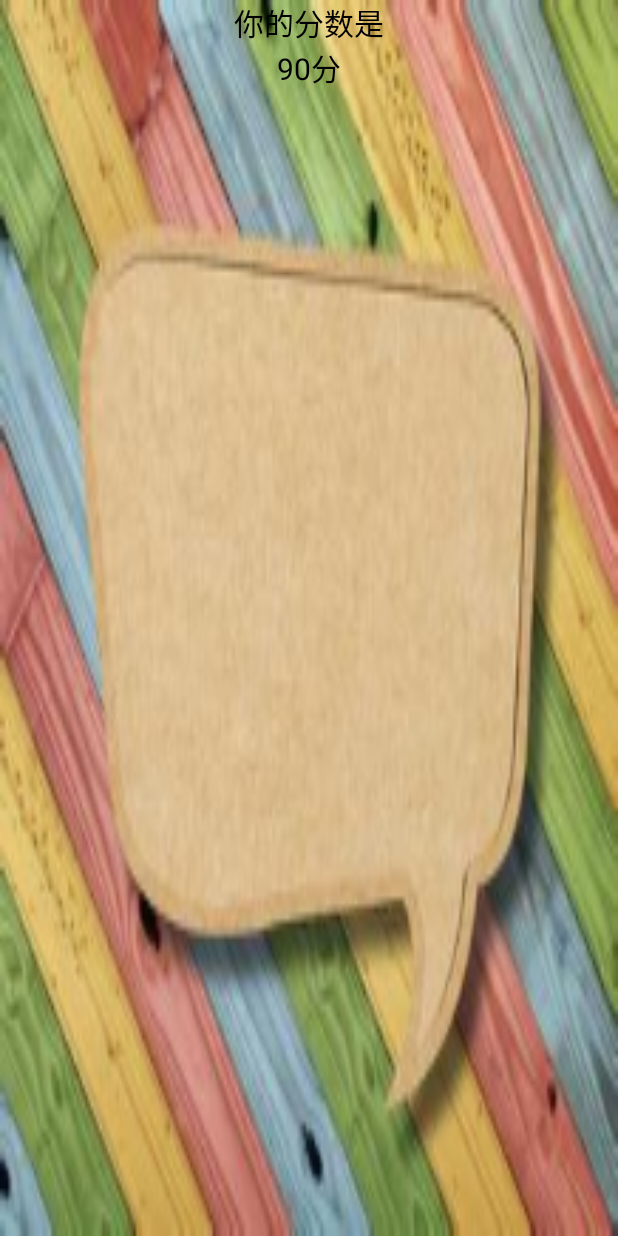
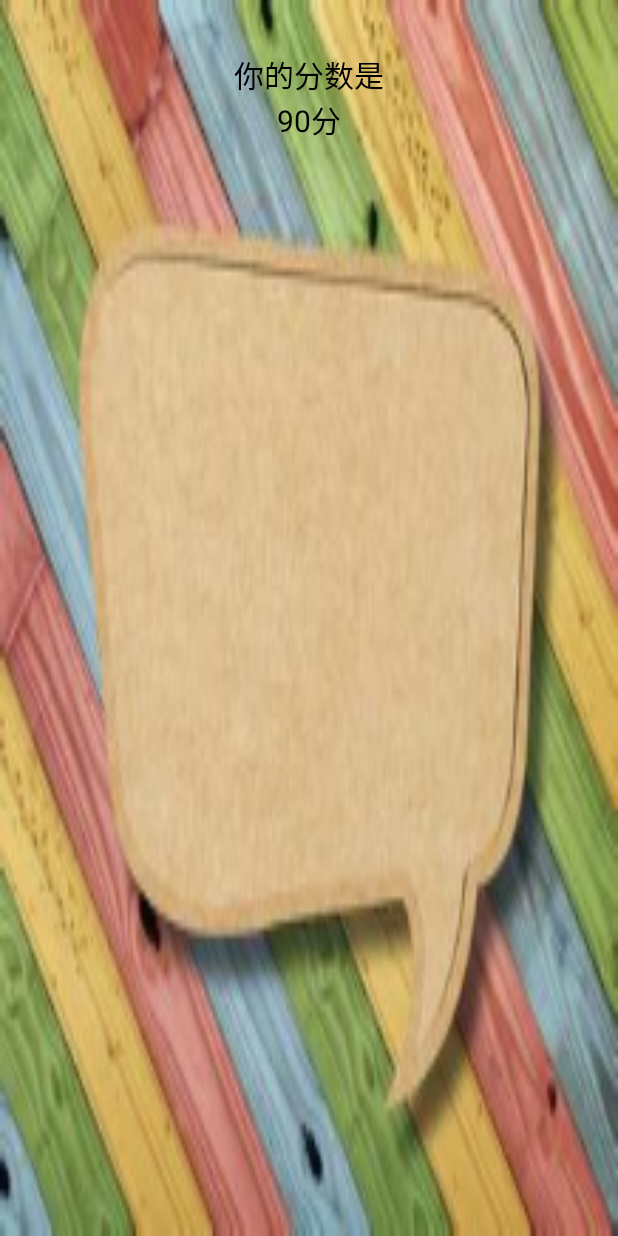
Before and after one commit to luckyXYY/jkba, an Android app: the layout layout_result.xml on its own in the app's theme, with its tools: preview values and no code run, on a phone screen of 412 x 824 dp. Run offline under Robolectric (Android 15) with nearby library versions, the phone set to English and light mode, and no system bars.

Commit message:
修改界面

```diff
--- a/app/src/main/res/layout/layout_result.xml
+++ b/app/src/main/res/layout/layout_result.xml
@@ -10,8 +10,9 @@
         android:layout_width="match_parent"
         android:layout_height="wrap_content"
         android:text="你的分数是\n90分"
-        android:layout_gravity="center_horizontal"
+        android:layout_gravity="center_vertical"
         android:gravity="center"
+        android:layout_marginTop="52px"
         android:textSize="20sp"
         android:textColor="#000"/>
 
```
Also changed, not shown: app/src/main/res/mipmap-xhdpi/answer24x24.png (added).
